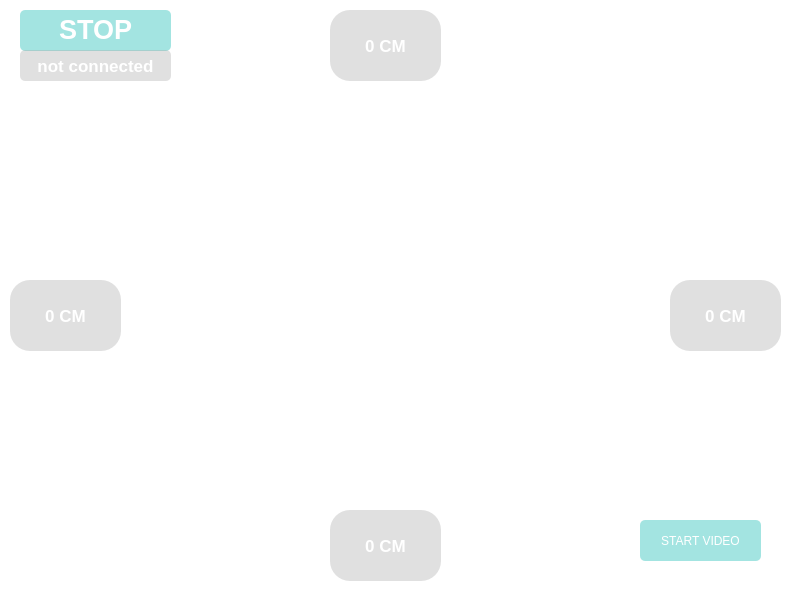
First picture: the form in Desktop/rama/resource/mainwindow.ui, repository wahyudotdev/rama-v2, before the edit.
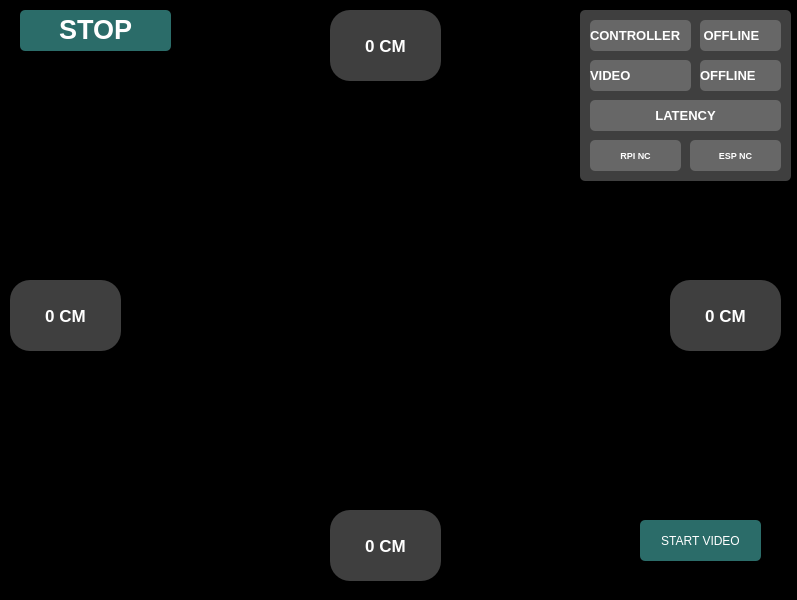
Second picture: the form after the edit.

Commit message: added connection status

```diff
--- a/Desktop/rama/resource/mainwindow.ui
+++ b/Desktop/rama/resource/mainwindow.ui
@@ -42,11 +42,17 @@
      </sizepolicy>
     </property>
     <property name="styleSheet">
-     <string notr="true">background-color: transparent;</string>
+     <string notr="true">background-color: black;</string>
     </property>
     <property name="text">
      <string/>
     </property>
+    <property name="margin">
+     <number>0</number>
+    </property>
+    <property name="indent">
+     <number>-1</number>
+    </property>
    </widget>
    <widget class="QTextBrowser" name="direction">
     <property name="geometry">
@@ -218,13 +224,75 @@
      <string>START VIDEO</string>
     </property>
    </widget>
-   <widget class="QLabel" name="connectionState">
+   <widget class="QLabel" name="contollerState">
     <property name="geometry">
      <rect>
-      <x>20</x>
-      <y>50</y>
-      <width>151</width>
+      <x>700</x>
+      <y>20</y>
+      <width>81</width>
       <height>31</height>
+     </rect>
+    </property>
+    <property name="font">
+     <font>
+      <pointsize>10</pointsize>
+      <weight>75</weight>
+      <bold>true</bold>
+     </font>
+    </property>
+    <property name="styleSheet">
+     <string notr="true">background-color: rgba(170,170,170,0.37);
+border-radius: 5;
+color : white</string>
+    </property>
+    <property name="text">
+     <string> OFFLINE</string>
+    </property>
+    <property name="alignment">
+     <set>Qt::AlignLeading|Qt::AlignLeft|Qt::AlignVCenter</set>
+    </property>
+    <property name="margin">
+     <number>5</number>
+    </property>
+   </widget>
+   <widget class="QLabel" name="videoState">
+    <property name="geometry">
+     <rect>
+      <x>700</x>
+      <y>60</y>
+      <width>81</width>
+      <height>31</height>
+     </rect>
+    </property>
+    <property name="font">
+     <font>
+      <pointsize>10</pointsize>
+      <weight>75</weight>
+      <bold>true</bold>
+     </font>
+    </property>
+    <property name="styleSheet">
+     <string notr="true">background-color: rgba(170,170,170,0.37);
+border-radius: 5;
+color : white</string>
+    </property>
+    <property name="text">
+     <string>OFFLINE</string>
+    </property>
+    <property name="alignment">
+     <set>Qt::AlignLeading|Qt::AlignLeft|Qt::AlignVCenter</set>
+    </property>
+    <property name="margin">
+     <number>10</number>
+    </property>
+   </widget>
+   <widget class="QLabel" name="rRight_2">
+    <property name="geometry">
+     <rect>
+      <x>580</x>
+      <y>10</y>
+      <width>211</width>
+      <height>171</height>
      </rect>
     </property>
     <property name="font">
@@ -240,20 +308,173 @@
 color : white</string>
     </property>
     <property name="text">
-     <string>not connected</string>
+     <string/>
     </property>
     <property name="alignment">
      <set>Qt::AlignCenter</set>
     </property>
    </widget>
+   <widget class="QLabel" name="videoState_2">
+    <property name="geometry">
+     <rect>
+      <x>590</x>
+      <y>100</y>
+      <width>191</width>
+      <height>31</height>
+     </rect>
+    </property>
+    <property name="font">
+     <font>
+      <pointsize>10</pointsize>
+      <weight>75</weight>
+      <bold>true</bold>
+     </font>
+    </property>
+    <property name="styleSheet">
+     <string notr="true">background-color: rgba(170,170,170,0.37);
+border-radius: 5;
+color : white</string>
+    </property>
+    <property name="text">
+     <string>LATENCY</string>
+    </property>
+    <property name="alignment">
+     <set>Qt::AlignCenter</set>
+    </property>
+   </widget>
+   <widget class="QLabel" name="latencyRpi">
+    <property name="geometry">
+     <rect>
+      <x>590</x>
+      <y>140</y>
+      <width>91</width>
+      <height>31</height>
+     </rect>
+    </property>
+    <property name="font">
+     <font>
+      <pointsize>7</pointsize>
+      <weight>75</weight>
+      <bold>true</bold>
+     </font>
+    </property>
+    <property name="styleSheet">
+     <string notr="true">background-color: rgba(170,170,170,0.37);
+border-radius: 5;
+color : white</string>
+    </property>
+    <property name="text">
+     <string>RPI NC</string>
+    </property>
+    <property name="alignment">
+     <set>Qt::AlignCenter</set>
+    </property>
+   </widget>
+   <widget class="QLabel" name="latencyEsp">
+    <property name="geometry">
+     <rect>
+      <x>690</x>
+      <y>140</y>
+      <width>91</width>
+      <height>31</height>
+     </rect>
+    </property>
+    <property name="font">
+     <font>
+      <pointsize>7</pointsize>
+      <weight>75</weight>
+      <bold>true</bold>
+     </font>
+    </property>
+    <property name="styleSheet">
+     <string notr="true">background-color: rgba(170,170,170,0.37);
+border-radius: 5;
+color : white</string>
+    </property>
+    <property name="text">
+     <string>ESP NC</string>
+    </property>
+    <property name="alignment">
+     <set>Qt::AlignCenter</set>
+    </property>
+   </widget>
+   <widget class="QLabel" name="connectionState_2">
+    <property name="geometry">
+     <rect>
+      <x>590</x>
+      <y>20</y>
+      <width>101</width>
+      <height>31</height>
+     </rect>
+    </property>
+    <property name="font">
+     <font>
+      <pointsize>10</pointsize>
+      <weight>75</weight>
+      <bold>true</bold>
+     </font>
+    </property>
+    <property name="styleSheet">
+     <string notr="true">background-color: rgba(170,170,170,0.37);
+border-radius: 5;
+color : white</string>
+    </property>
+    <property name="text">
+     <string>CONTROLLER</string>
+    </property>
+    <property name="alignment">
+     <set>Qt::AlignLeading|Qt::AlignLeft|Qt::AlignVCenter</set>
+    </property>
+    <property name="margin">
+     <number>9</number>
+    </property>
+   </widget>
+   <widget class="QLabel" name="connectionState_3">
+    <property name="geometry">
+     <rect>
+      <x>590</x>
+      <y>60</y>
+      <width>101</width>
+      <height>31</height>
+     </rect>
+    </property>
+    <property name="font">
+     <font>
+      <pointsize>10</pointsize>
+      <weight>75</weight>
+      <bold>true</bold>
+     </font>
+    </property>
+    <property name="styleSheet">
+     <string notr="true">background-color: rgba(170,170,170,0.37);
+border-radius: 5;
+color : white</string>
+    </property>
+    <property name="text">
+     <string>VIDEO</string>
+    </property>
+    <property name="alignment">
+     <set>Qt::AlignLeading|Qt::AlignLeft|Qt::AlignVCenter</set>
+    </property>
+    <property name="margin">
+     <number>10</number>
+    </property>
+   </widget>
    <zorder>video</zorder>
+   <zorder>rRight_2</zorder>
    <zorder>rForward</zorder>
    <zorder>direction</zorder>
    <zorder>rRight</zorder>
    <zorder>rBack</zorder>
    <zorder>rLeft</zorder>
    <zorder>startVideo</zorder>
-   <zorder>connectionState</zorder>
+   <zorder>contollerState</zorder>
+   <zorder>videoState</zorder>
+   <zorder>videoState_2</zorder>
+   <zorder>latencyRpi</zorder>
+   <zorder>latencyEsp</zorder>
+   <zorder>connectionState_2</zorder>
+   <zorder>connectionState_3</zorder>
   </widget>
  </widget>
  <resources/>
```
The commit also changes 18 other files.
